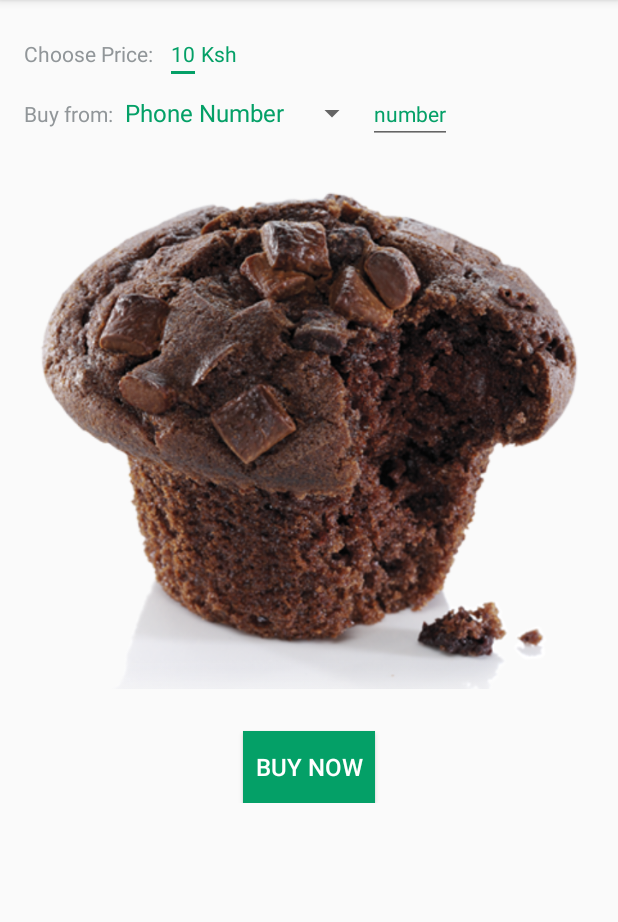
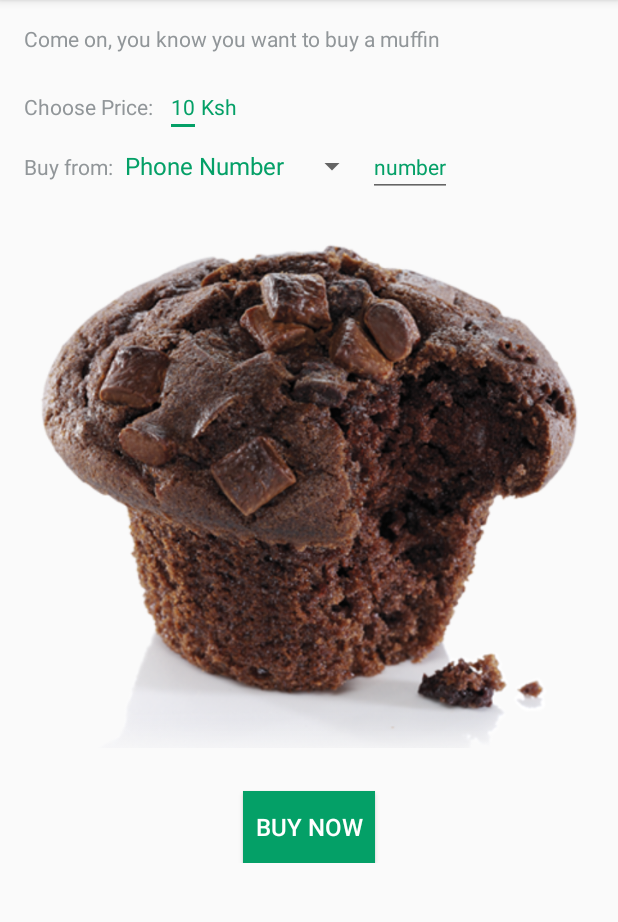
Before and after one commit to UseHover/ChocolateMuffin, an Android app: the screen it shows after launch (MainActivity), on a phone screen of 412 x 824 dp, the part 84-1006 px from its top. Run offline under Robolectric (Android 15) with nearby library versions, the phone set to English and light mode, and no system bars; libraries missing offline, so code that uses them is left out: com.hover.sdk; plain views replace BuyButton; 4 statements that could not run were skipped.

Commit message:
Added transaction receiver and running total of muffins bought/amount spent

```diff
--- a/app/src/main/java/com/hover/chocolatemuffin/MainActivity.java
+++ b/app/src/main/java/com/hover/chocolatemuffin/MainActivity.java
@@ -33,7 +33,14 @@ public class MainActivity extends AppCompatActivity implements HoverIntegration.
 		fillViews();
 	}
 
-	private void addHoverIntegration() { HoverIntegration.add(8, Permission.NORMAL, this, this); }
+	@Override
+	protected void onNewIntent(Intent intent) {
+		if (intent.getAction().equals("com.hover.chocolatemuffin.CONFIRMED_TRANSACTION")) {
+			updateRunningTotal();
+		}
+	}
+
+	private void addHoverIntegration() { HoverIntegration.add(new int[] {3, 4, 5, 6, 7, 8, 11, 14, 15, 16, 13, 17, 19, 20}, Permission.NORMAL, this, this); }
 
 	@Override public void onSIMError(String message) { Log.d(TAG, "Sim error: " + message); }
 	@Override public void onError(String message) {
@@ -68,6 +75,13 @@ public class MainActivity extends AppCompatActivity implements HoverIntegration.
 						.build());
 	}
 
+	private void updateRunningTotal() {
+		String totalString = getString(R.string.no_running_total);
+		if (Utils.getMuffinCount(this) > 0)
+			totalString = getResources().getQuantityString(R.plurals.running_total, Utils.getMuffinCount(this), Utils.getTotalSpent(this), Utils.getCurrency(this), Utils.getMuffinCount(this));
+		((TextView) findViewById(R.id.running_total)).setText(totalString);
+	}
+
 	@Override
 	protected void onActivityResult (int requestCode, int resultCode, Intent data) {
 		super.onActivityResult(requestCode, resultCode, data);
@@ -77,11 +91,7 @@ public class MainActivity extends AppCompatActivity implements HoverIntegration.
 		else if (requestCode == PERM_REQUEST)
 			onUserDenied();
 		else if (requestCode == BUY_REQUEST)
-			hoverResult(requestCode, resultCode, data);
-	}
-
-	private void hoverResult(int requestCode, int resultCode, Intent data) {
-
+			((BuyButton) findViewById(R.id.hover_button)).onActivityResult(requestCode, resultCode, data);
 	}
 
 	private BuyButtonCallback mBtnCallbacks = new BuyButtonCallback() {
@@ -117,6 +127,7 @@ public class MainActivity extends AppCompatActivity implements HoverIntegration.
 		adapter.setDropDownViewResource(android.R.layout.simple_spinner_dropdown_item);
 		spinner.setAdapter(adapter);
 		spinner.setOnItemSelectedListener(this);
+		updateRunningTotal();
 	}
 	public void onItemSelected(AdapterView<?> parent, View v, int pos, long id) {
 		Utils.setPayOption((String) parent.getItemAtPosition(pos), this);
--- a/app/src/main/res/layout/activity_main.xml
+++ b/app/src/main/res/layout/activity_main.xml
@@ -15,6 +15,15 @@
         android:paddingTop="@dimen/activity_vertical_margin"
         android:gravity="center"
         tools:context="com.hover.chocolatemuffin.MainActivity">
+
+        <TextView android:id="@+id/running_total"
+                  android:layout_width="match_parent"
+                  android:layout_height="wrap_content"
+                  android:gravity="center_vertical|start"
+                  android:layout_marginBottom="@dimen/activity_vertical_margin"
+                  android:textSize="14sp"
+                  android:textColor="@color/text"
+                  android:text="@string/no_running_total"/>
 
         <LinearLayout
             android:layout_width="match_parent"
@@ -92,6 +101,5 @@
             android:textColor="@color/white"
             android:text="@string/buy" />
 
-
     </LinearLayout>
 </ScrollView>
--- a/app/src/main/res/values/strings.xml
+++ b/app/src/main/res/values/strings.xml
@@ -9,4 +9,12 @@
     <string name="default_currency">Ksh</string>
     <string name="default_pay_option">Phone Number</string>
     <string name="default_service_name">Safaricom M-PESA</string>
+    <string name="no_running_total">Come on, you know you want to buy a muffin</string>
+    <plurals name="running_total">
+        <item quantity="one">You\'ve spent %1$d %2$s on %3$d muffin!</item>
+        <item quantity="other">You\'ve spent %1$d %2$s on %3$d muffins!</item>
+    </plurals>
+    <string name="successfully_bought">You bought a muffin for %1$s. Enjoy!</string>
+
+    <string name="error_receiver">Something went wrong parsing the response.</string>
 </resources>
```
Also changed, not shown: app/src/main/AndroidManifest.xml (+14 -2 lines), app/src/main/java/com/hover/chocolatemuffin/TransactionReceiver.java (added, +27 -0 lines), app/src/main/java/com/hover/chocolatemuffin/Utils.java (+17 -2 lines), app/src/main/res/drawable/chocolate_muffin.png.
